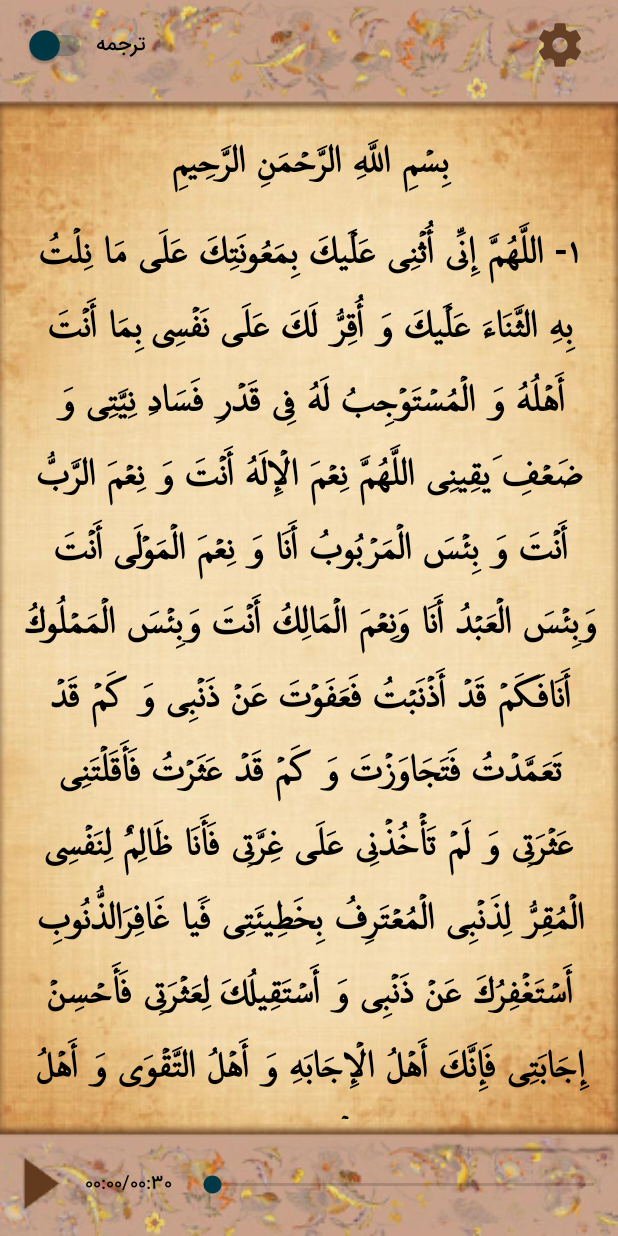
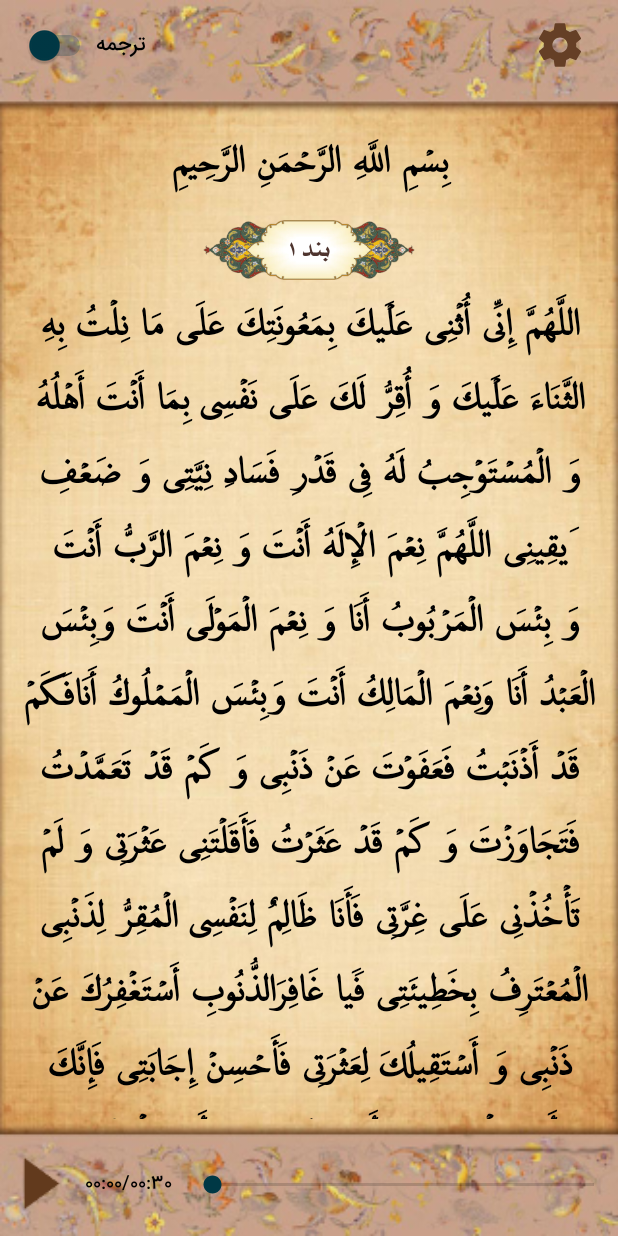
Before and after one commit to worldsat/esteghfar, an Android app: the screen it shows after launch (ShowMiddleActivity), on a phone screen of 412 x 824 dp. Run offline under Robolectric (Android 15) with nearby library versions, the phone set to English and light mode, and no system bars; libraries missing offline, so code that uses them is left out: com.afollestad.materialdialogs; pictures from the network do not load.

Commit message:
نسخه سوم

```diff
--- a/app/src/main/java/com/jamali/esteghfar70/Adapter/ShowItemListAdapter.java
+++ b/app/src/main/java/com/jamali/esteghfar70/Adapter/ShowItemListAdapter.java
@@ -8,6 +8,7 @@ import android.widget.LinearLayout;
 import android.widget.TextView;
 
 import androidx.annotation.NonNull;
+import androidx.constraintlayout.widget.ConstraintLayout;
 import androidx.recyclerview.widget.RecyclerView;
 
 import com.jamali.esteghfar70.Domain.ShowList;
@@ -100,6 +101,12 @@ public class ShowItemListAdapter extends RecyclerView.Adapter<RecyclerView.ViewH
     private void initText(TextViewHolder holder, int position) {
 
         holder.title.setText(array_object.get(position).getSubject());
+        if(array_object.get(position).getCategory()==null || array_object.get(position).getCategory().equals("null")){
+            holder.catLayout.setVisibility(View.GONE);
+        }else{
+            holder.catLayout.setVisibility(View.VISIBLE);
+        }
+        holder.category.setText("بند "+array_object.get(position).getCategory());
         holder.Linear.setOnClickListener(new View.OnClickListener() {
             @Override
             public void onClick(View view) {
@@ -183,13 +190,15 @@ public class ShowItemListAdapter extends RecyclerView.Adapter<RecyclerView.ViewH
 
 
     class TextViewHolder extends RecyclerView.ViewHolder {
-        TextView title;
+        TextView title,category;
         LinearLayout Linear;
-
+ConstraintLayout catLayout;
         private TextViewHolder(@NonNull View itemView) {
             super(itemView);
             title = itemView.findViewById(R.id.title);
+            category = itemView.findViewById(R.id.categoryTxt);
             Linear = itemView.findViewById(R.id.Linear);
+            catLayout = itemView.findViewById(R.id.CatLayout);
         }
     }
 
--- a/app/src/main/java/com/jamali/esteghfar70/Domain/ShowList.java
+++ b/app/src/main/java/com/jamali/esteghfar70/Domain/ShowList.java
@@ -7,9 +7,18 @@ public class ShowList extends BaseDomain {
     private String Subject;
     private String Kind;
     private String seleccted;
+    private String Category;
 
     public ShowList() {
         setTableName("1_1");
+    }
+
+    public String getCategory() {
+        return Category;
+    }
+
+    public void setCategory(String category) {
+        Category = category;
     }
 
     public String getSeleccted() {
--- a/app/src/main/res/layout/viewholder_row.xml
+++ b/app/src/main/res/layout/viewholder_row.xml
@@ -18,6 +18,6 @@
         android:textAlignment="center"
         android:textColor="@color/green_800"
         android:textDirection="rtl"
-        android:textSize="18sp"
+        android:textSize="16sp"
         android:textStyle="bold" />
 </LinearLayout>
--- a/app/src/main/res/layout/viewholder_text.xml
+++ b/app/src/main/res/layout/viewholder_text.xml
@@ -1,9 +1,40 @@
 <?xml version="1.0" encoding="utf-8"?>
 <LinearLayout xmlns:android="http://schemas.android.com/apk/res/android"
+    xmlns:app="http://schemas.android.com/apk/res-auto"
     android:id="@+id/Linear"
     android:layout_width="match_parent"
     android:layout_height="wrap_content"
     android:orientation="vertical">
+
+    <androidx.constraintlayout.widget.ConstraintLayout
+        android:id="@+id/CatLayout"
+        android:layout_width="match_parent"
+        android:layout_height="match_parent">
+
+        <ImageView
+            android:id="@+id/imageView4"
+            android:layout_width="wrap_content"
+            android:layout_height="40dp"
+            android:layout_marginTop="8dp"
+            app:layout_constraintEnd_toEndOf="parent"
+            app:layout_constraintStart_toStartOf="parent"
+            app:layout_constraintTop_toTopOf="parent"
+            app:srcCompat="@mipmap/button" />
+
+        <TextView
+            android:id="@+id/categoryTxt"
+            android:layout_width="wrap_content"
+            android:layout_height="wrap_content"
+            android:fontFamily="@font/karbalaei"
+            android:text="بند 1"
+            android:textColor="@color/brown_800"
+            android:textSize="16sp"
+            android:textStyle="bold"
+            app:layout_constraintBottom_toBottomOf="@+id/imageView4"
+            app:layout_constraintEnd_toEndOf="@+id/imageView4"
+            app:layout_constraintStart_toStartOf="@+id/imageView4"
+            app:layout_constraintTop_toTopOf="@+id/imageView4" />
+    </androidx.constraintlayout.widget.ConstraintLayout>
 
     <TextView
         android:id="@+id/title"
```
Also changed, not shown: app/src/main/assets/arbaeen.db, 1 other file.
